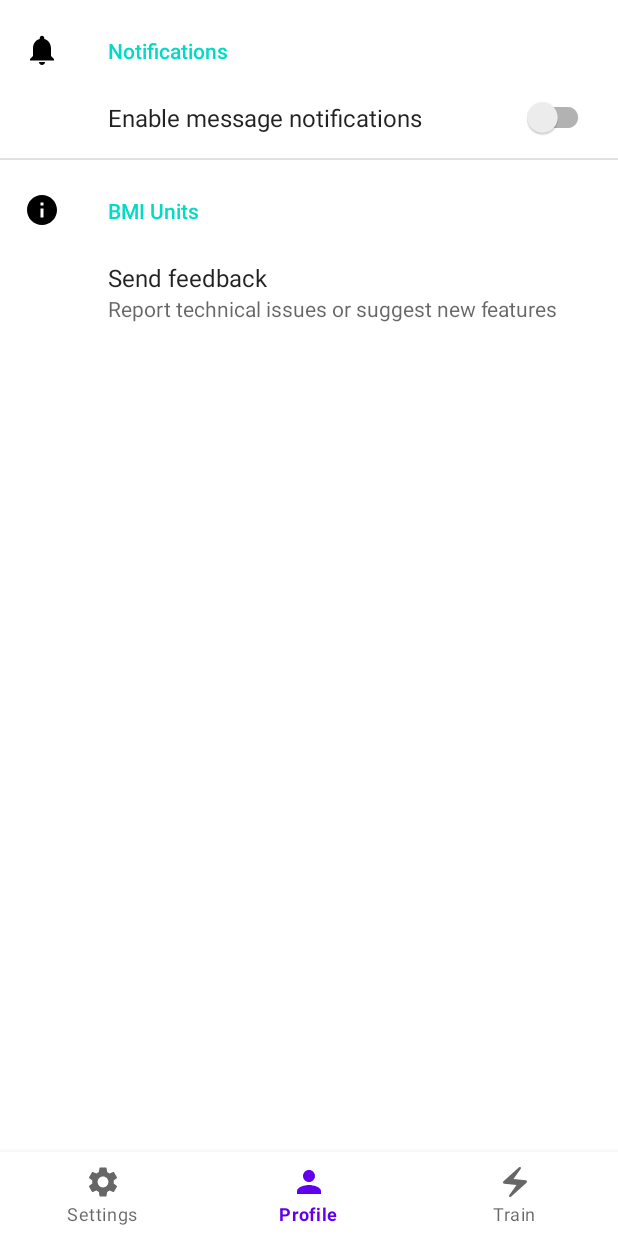
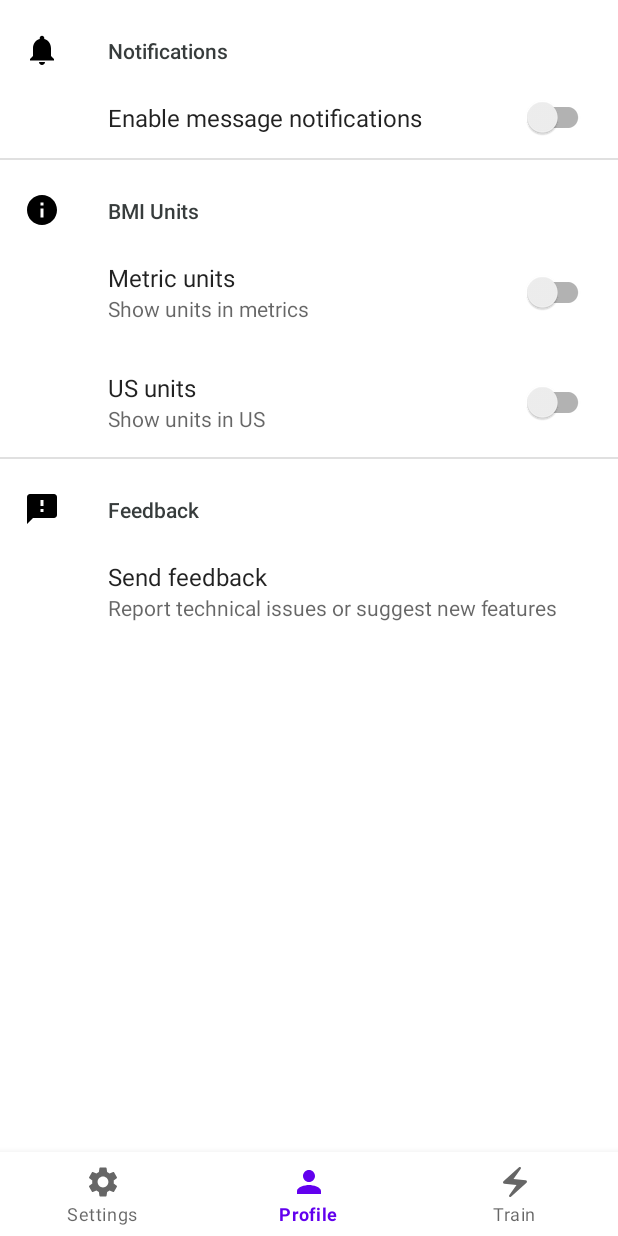
Before and after one commit to joonasoispuu/SOU-grupp, an Android app: the SettingsFragment screen opened through its navigation route, on a phone screen of 412 x 824 dp. Run offline under Robolectric (Android 15) with nearby library versions, the phone set to English and light mode, and no system bars; our stand-ins replace Room's generated code, androidx.preference.

Commit message:
Add items to settings fragment, change settings fragment colors

```diff
--- /dev/null
+++ b/app/src/main/res/drawable/ic_baseline_feedback_24.xml
@@ -0,0 +1,5 @@
+<vector android:height="24dp" android:tint="#000000"
+    android:viewportHeight="24" android:viewportWidth="24"
+    android:width="24dp" xmlns:android="http://schemas.android.com/apk/res/android">
+    <path android:fillColor="@android:color/white" android:pathData="M20,2L4,2c-1.1,0 -1.99,0.9 -1.99,2L2,22l4,-4h14c1.1,0 2,-0.9 2,-2L22,4c0,-1.1 -0.9,-2 -2,-2zM13,14h-2v-2h2v2zM13,10h-2L11,6h2v4z"/>
+</vector>
--- a/app/src/main/res/values/colors.xml
+++ b/app/src/main/res/values/colors.xml
@@ -3,7 +3,7 @@
     <color name="purple_200">#FFBB86FC</color>
     <color name="purple_500">#FF6200EE</color>
     <color name="purple_700">#FF3700B3</color>
-    <color name="teal_200">#FF03DAC5</color>
+    <color name="teal_200">#373C3C</color>
     <color name="teal_700">#FF018786</color>
     <color name="black">#FF000000</color>
     <color name="white">#FFFFFFFF</color>
--- a/app/src/main/res/xml/root_preferences.xml
+++ b/app/src/main/res/xml/root_preferences.xml
@@ -11,8 +11,19 @@
     <PreferenceCategory app:title="BMI Units"
         app:icon="@drawable/ic_baseline_info_24" />
 
+    <SwitchPreferenceCompat
+        app:title="Metric units"
+        app:summary="Show units in metrics"/>
+
+    <SwitchPreferenceCompat
+        app:title="US units"
+        app:summary="Show units in US"/>
+
+    <PreferenceCategory app:title="Feedback"
+        app:icon="@drawable/ic_baseline_feedback_24" />
+
     <Preference
-        app:key="Feedback"
         app:title="Send feedback"
         app:summary="Report technical issues or suggest new features"/>
+
 </PreferenceScreen>
```
